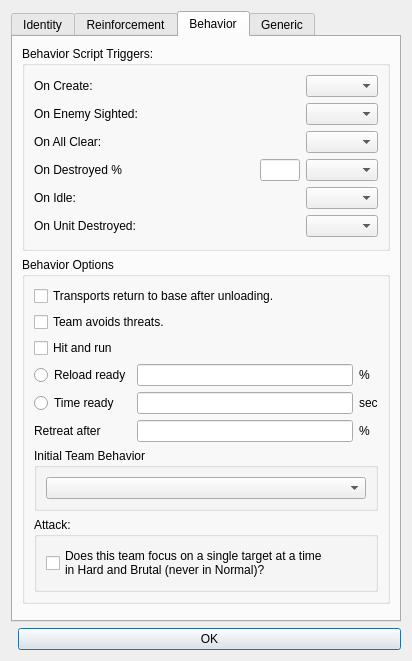
triatomic/contraZH, file GeneralsMD/Code/Tools/WorldBuilder/qt/panels/WBQtTeamSheetDialogClassic.ui: the form before one commit.
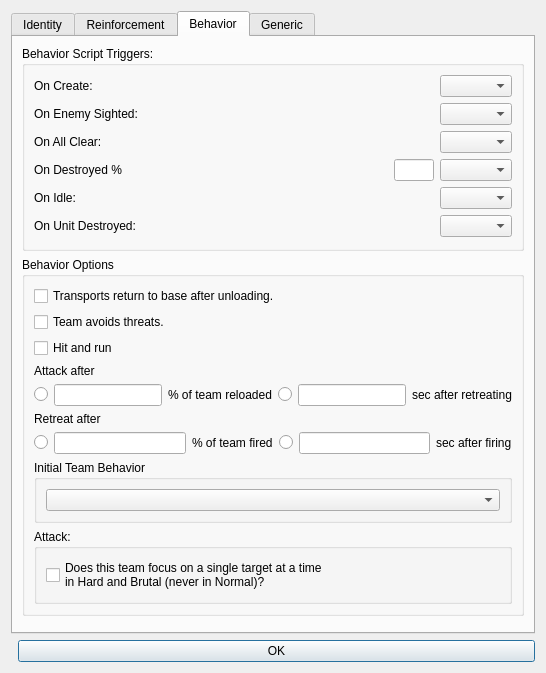
The form after the commit. The open tabs and pages were chosen to show the change.

Commit message: feat(ai): add a timed retreat trigger for hit and run

The edit to the form file:
```diff
--- a/GeneralsMD/Code/Tools/WorldBuilder/qt/panels/WBQtTeamSheetDialogClassic.ui
+++ b/GeneralsMD/Code/Tools/WorldBuilder/qt/panels/WBQtTeamSheetDialogClassic.ui
@@ -484,56 +484,112 @@
            </widget>
           </item>
           <item>
-           <layout class="QGridLayout" name="hitAndRunOptions">
-            <item row="0" column="0">
+           <layout class="QVBoxLayout" name="hitAndRunOptions">
+            <item>
+             <widget class="QLabel" name="hitAndRunHeading0">
+              <property name="text"><string>Attack after</string></property>
+             </widget>
+            </item>
+            <item>
+             <widget class="QWidget" name="hitAndRunRow0">
+              <layout class="QHBoxLayout" name="hitAndRunRowLayout0">
+               <property name="leftMargin"><number>0</number></property>
+               <property name="topMargin"><number>0</number></property>
+               <property name="rightMargin"><number>0</number></property>
+               <property name="bottomMargin"><number>0</number></property>
+               <item>
              <widget class="QRadioButton" name="hitAndRunReloadRadio">
-              <property name="text"><string>Reload ready</string></property>
-              <property name="toolTip"><string>Resume after this percentage of the team has fired and reloaded in the current volley. If fewer units fired, wait for all of them.</string></property>
-             </widget>
-            </item>
-            <item row="0" column="1">
+                 <property name="accessibleName"><string>% of team reloaded</string></property>
+                 <property name="toolTip"><string>Attack when this percentage of the team has fired and reloaded. If fewer units fired, wait for all of them.</string></property>
+                </widget>
+               </item>
+               <item>
              <widget class="QLineEdit" name="hitAndRunReloadEdit">
-              <property name="maximumWidth"><number>64</number></property>
-              <property name="toolTip"><string>Resume after this percentage of the team has fired and reloaded in the current volley. If fewer units fired, wait for all of them.</string></property>
-             </widget>
-            </item>
-            <item row="0" column="2">
+                 <property name="maximumWidth"><number>52</number></property>
+                 <property name="accessibleName"><string>% of team reloaded</string></property>
+                 <property name="toolTip"><string>Attack when this percentage of the team has fired and reloaded. If fewer units fired, wait for all of them.</string></property>
+                </widget>
+               </item>
+               <item>
              <widget class="QLabel" name="hitAndRunReloadEditUnit">
-              <property name="text"><string>%</string></property>
-             </widget>
-            </item>
-            <item row="1" column="0">
+                 <property name="text"><string>% of team reloaded</string></property>
+                 <property name="toolTip"><string>Attack when this percentage of the team has fired and reloaded. If fewer units fired, wait for all of them.</string></property>
+                </widget>
+               </item>
+               <item>
              <widget class="QRadioButton" name="hitAndRunTimerRadio">
-              <property name="text"><string>Time ready</string></property>
-              <property name="toolTip"><string>Wait this many seconds after the team finishes retreating before attacking again.</string></property>
-             </widget>
-            </item>
-            <item row="1" column="1">
+                 <property name="accessibleName"><string>sec after retreating</string></property>
+                 <property name="toolTip"><string>Attack this many seconds after the team finishes retreating.</string></property>
+                </widget>
+               </item>
+               <item>
              <widget class="QLineEdit" name="hitAndRunDelayEdit">
-              <property name="maximumWidth"><number>64</number></property>
-              <property name="toolTip"><string>Wait this many seconds after the team finishes retreating before attacking again.</string></property>
-             </widget>
-            </item>
-            <item row="1" column="2">
+                 <property name="maximumWidth"><number>52</number></property>
+                 <property name="accessibleName"><string>sec after retreating</string></property>
+                 <property name="toolTip"><string>Attack this many seconds after the team finishes retreating.</string></property>
+                </widget>
+               </item>
+               <item>
              <widget class="QLabel" name="hitAndRunDelayEditUnit">
-              <property name="text"><string>sec</string></property>
-             </widget>
-            </item>
-            <item row="2" column="0">
-             <widget class="QLabel" name="hitAndRunRetreatLabel">
+                 <property name="text"><string>sec after retreating</string></property>
+                 <property name="toolTip"><string>Attack this many seconds after the team finishes retreating.</string></property>
+                </widget>
+               </item>
+              </layout>
+             </widget>
+            </item>
+            <item>
+             <widget class="QLabel" name="hitAndRunHeading1">
               <property name="text"><string>Retreat after</string></property>
               <property name="toolTip"><string>Withdraw after this percentage of the mobile ground attackers has fired in the current volley.</string></property>
              </widget>
             </item>
-            <item row="2" column="1">
+            <item>
+             <widget class="QWidget" name="hitAndRunRow1">
+              <layout class="QHBoxLayout" name="hitAndRunRowLayout1">
+               <property name="leftMargin"><number>0</number></property>
+               <property name="topMargin"><number>0</number></property>
+               <property name="rightMargin"><number>0</number></property>
+               <property name="bottomMargin"><number>0</number></property>
+               <item>
+                <widget class="QRadioButton" name="hitAndRunRetreatPercentRadio">
+                 <property name="accessibleName"><string>% of team fired</string></property>
+                 <property name="toolTip"><string>Retreat when this percentage of the team's mobile ground attackers has fired.</string></property>
+                </widget>
+               </item>
+               <item>
              <widget class="QLineEdit" name="hitAndRunRetreatEdit">
-              <property name="maximumWidth"><number>64</number></property>
-              <property name="toolTip"><string>Withdraw after this percentage of the mobile ground attackers has fired in the current volley.</string></property>
-             </widget>
-            </item>
-            <item row="2" column="2">
+                 <property name="maximumWidth"><number>52</number></property>
+                 <property name="accessibleName"><string>% of team fired</string></property>
+                 <property name="toolTip"><string>Retreat when this percentage of the team's mobile ground attackers has fired.</string></property>
+                </widget>
+               </item>
+               <item>
              <widget class="QLabel" name="hitAndRunRetreatEditUnit">
-              <property name="text"><string>%</string></property>
+                 <property name="text"><string>% of team fired</string></property>
+                 <property name="toolTip"><string>Retreat when this percentage of the team's mobile ground attackers has fired.</string></property>
+                </widget>
+               </item>
+               <item>
+                <widget class="QRadioButton" name="hitAndRunRetreatTimerRadio">
+                 <property name="accessibleName"><string>sec after firing</string></property>
+                 <property name="toolTip"><string>Retreat this many seconds after the team's first shot in the current volley.</string></property>
+                </widget>
+               </item>
+               <item>
+                <widget class="QLineEdit" name="hitAndRunRetreatDelayEdit">
+                 <property name="maximumWidth"><number>52</number></property>
+                 <property name="accessibleName"><string>sec after firing</string></property>
+                 <property name="toolTip"><string>Retreat this many seconds after the team's first shot in the current volley.</string></property>
+                </widget>
+               </item>
+               <item>
+                <widget class="QLabel" name="hitAndRunRetreatDelayEditUnit">
+                 <property name="text"><string>sec after firing</string></property>
+                 <property name="toolTip"><string>Retreat this many seconds after the team's first shot in the current volley.</string></property>
+                </widget>
+               </item>
+              </layout>
              </widget>
             </item>
            </layout>
```
Left out of the diff: 1 changed line with no effect on the pictures. Lines whose indentation alone changed are shown as unchanged. The commit also changes 12 other files.
